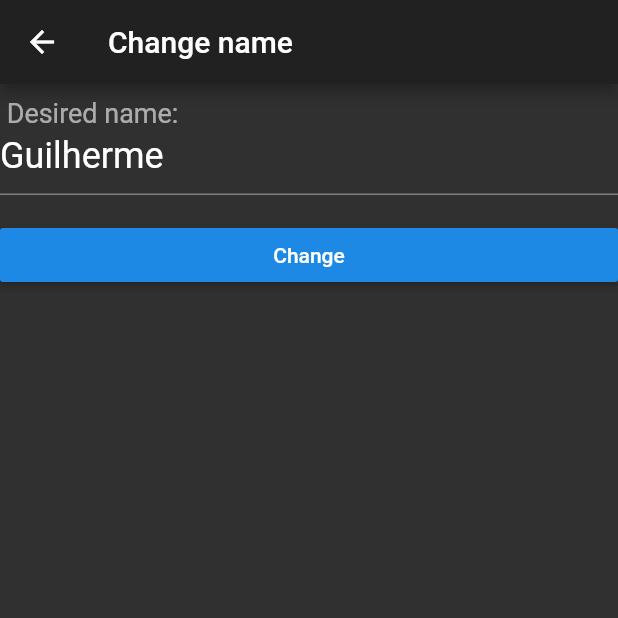
After one commit to Lealdini-dev/Flutter, a Flutter app: the NameView screen opened directly, on a phone screen of 412 x 824 dp, the top half of it. The commit adds this screen. Run offline on Flutter 3.47's test engine with Material 2 defaults, Android fonts, the phone set to English and light mode, and no system bars; our stand-ins replace flutter_bloc, get_it, injectable, sqflite; missing offline and left inert: http_interceptor; accounts and stored records are empty.

Commit message:
Subindo o app para finalizar os estudos em flutter

```diff
--- a/neo_bank_oficial/lib/main.dart
+++ b/neo_bank_oficial/lib/main.dart
@@ -1,4 +1,5 @@
 import 'package:flutter/material.dart';
+import 'package:flutter_bloc/flutter_bloc.dart';
 import 'package:neo_bank_oficial/database/dao/contact_dao.dart';
 import 'package:neo_bank_oficial/screens/dashboard.dart';
 
@@ -8,6 +9,14 @@ void main() {
   ));
 }
 
+class LogObserver extends BlocObserver {
+  @override
+  void onChange(Cubit cubit, Change change) {
+    print('${cubit.runtimeType}> $change');
+    super.onChange(cubit, change);
+  }
+}
+
 class NeoBankApp extends StatelessWidget {
   final ContactDao contactDao;
 
@@ -15,6 +24,11 @@ class NeoBankApp extends StatelessWidget {
 
   @override
   Widget build(BuildContext context) {
-    return MaterialApp(theme: ThemeData.dark(), home: Dashboard(contactDao: contactDao));
+    Bloc.observer = LogObserver();
+
+    return MaterialApp(
+      theme: ThemeData.dark(),
+      home: DashboardContainer(),
+    );
   }
 }
--- /dev/null
+++ b/neo_bank_oficial/lib/screens/name.dart
@@ -0,0 +1,58 @@
+import 'package:flutter/material.dart';
+import 'package:flutter_bloc/flutter_bloc.dart';
+
+class NameCubit extends Cubit<String> {
+  NameCubit(String name) : super(name);
+
+  void change(String name) => emit(name);
+}
+
+class NameContainer extends StatelessWidget {
+  @override
+  Widget build(BuildContext context) {
+    return BlocProvider(
+      create: (_) => NameCubit('Guilherme'),
+      child: NameView(),
+    );
+  }
+}
+
+class NameView extends StatelessWidget {
+  final TextEditingController _nameController = TextEditingController();
+
+  @override
+  Widget build(BuildContext context) {
+    final textTheme = Theme.of(context).textTheme;
+    _nameController.text = context.bloc<NameCubit>().state;
+    return Scaffold(
+      appBar: AppBar(
+        title: const Text('Change name'),
+      ),
+      body: Column(
+        children: [
+          TextField(
+            decoration: InputDecoration(
+              labelText: ' Desired name:',
+            ),
+            controller: _nameController,
+            style: TextStyle(fontSize: 24.0),
+          ),
+          Padding(
+            padding: const EdgeInsets.only(top: 16.0),
+            child: SizedBox(
+              width: double.maxFinite,
+              child: RaisedButton(
+                child: Text('Change'),
+                onPressed: () {
+                  final name = _nameController.text;
+                  context.bloc<NameCubit>().change(name);
+                  Navigator.pop(context);
+                },
+              ),
+            ),
+          )
+        ],
+      ),
+    );
+  }
+}
```
Also changed, not shown: neo_bank_oficial/lib/screens/counter.dart (added, +57 -0 lines), neo_bank_oficial/lib/screens/dashboard.dart (+27 -3 lines), neo_bank_oficial/pubspec.yaml (+1 -51 lines), neo_bank_oficial/pubspec.lock, 6 other files.
